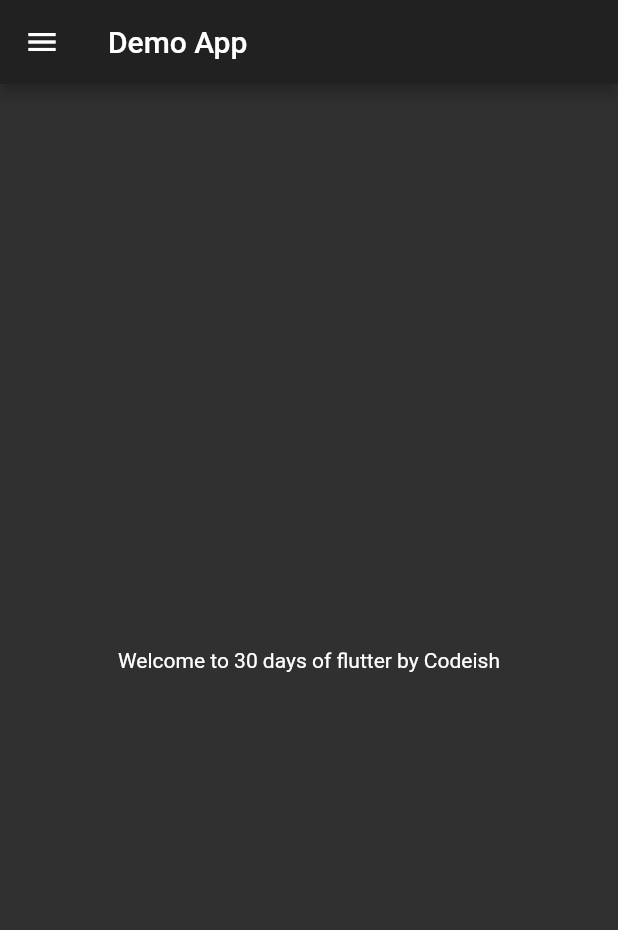
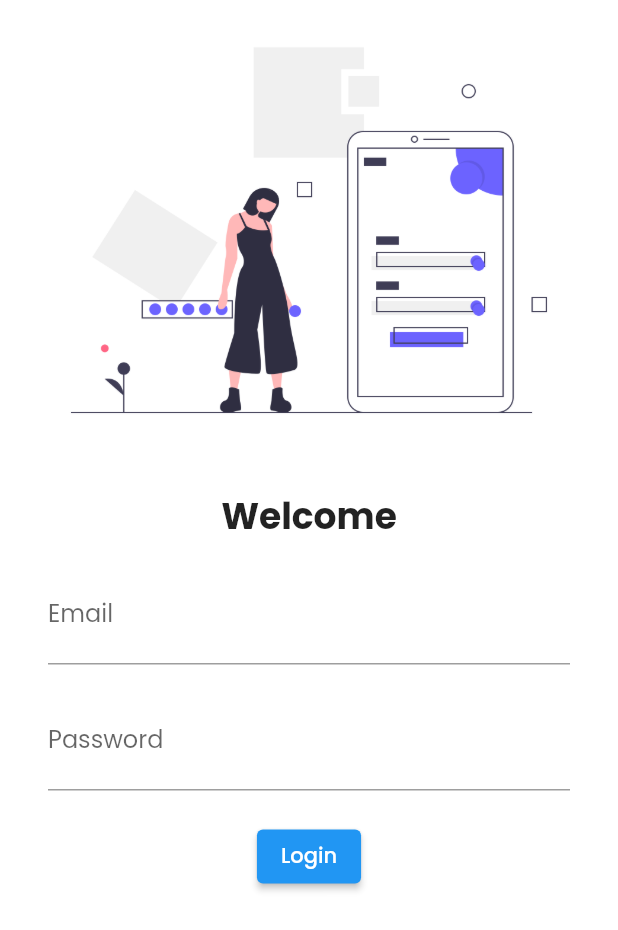
Before and after one commit to Aashish-Dahal/30DaysOfFlutter, a Flutter app: the screen it shows after launch, on a phone screen of 412 x 824 dp. Shown: the top 930 px of the screen. Run offline on Flutter 3.47's test engine with Material 2 defaults, Android fonts, the light colour scheme and no system bars; our stand-ins replace google_fonts.

Commit message:
day 4 completed

```diff
--- a/lib/main.dart
+++ b/lib/main.dart
@@ -1,20 +1,31 @@
 import 'package:demo_app/pages/home_page.dart';
 import 'package:flutter/material.dart';
 import 'package:flutter/widgets.dart';
+import 'package:google_fonts/google_fonts.dart';
+
+import 'pages/Login_page.dart';
 
 void main() {
   runApp(MyApp());
 }
 
 class MyApp extends StatelessWidget {
-  const MyApp({Key key}) : super(key: key);
-
   @override
   Widget build(BuildContext context) {
     return MaterialApp(
-      themeMode: ThemeMode.dark,
+      debugShowCheckedModeBanner: false,
+      themeMode: ThemeMode.light,
+      theme: ThemeData(
+        primaryColor: Colors.blue,
+        fontFamily: GoogleFonts.poppins().fontFamily,
+        primaryTextTheme: GoogleFonts.poppinsTextTheme(),
+      ),
       darkTheme: ThemeData(brightness: Brightness.dark),
-      routes: {"/": (context) => HomePage()},
+      initialRoute: '/login',
+      routes: {
+        "/": (context) => HomePage(),
+        "/login": (context) => LoginPage()
+      },
     );
   }
 }
--- /dev/null
+++ b/lib/pages/Login_page.dart
@@ -0,0 +1,53 @@
+import 'package:flutter/material.dart';
+
+class LoginPage extends StatelessWidget {
+  const LoginPage({Key key}) : super(key: key);
+
+  @override
+  Widget build(BuildContext context) {
+    return Scaffold(
+      resizeToAvoidBottomInset: false,
+      backgroundColor: Colors.white,
+      body: Column(
+        children: [
+          Image.asset(
+            'assets/images/login.png',
+            fit: BoxFit.cover,
+          ),
+          SizedBox(
+            height: 20,
+          ),
+          Text(
+            'Welcome',
+            style: TextStyle(fontSize: 24, fontWeight: FontWeight.bold),
+          ),
+          Padding(
+            padding: EdgeInsets.symmetric(vertical: 16.0, horizontal: 32.0),
+            child: Column(
+              children: [
+                TextFormField(
+                    decoration: InputDecoration(
+                        hintText: "Enter email", labelText: "Email")),
+                SizedBox(
+                  height: 20,
+                ),
+                TextFormField(
+                    obscureText: true,
+                    decoration: InputDecoration(
+                        hintText: "Enter password", labelText: "Password")),
+                SizedBox(
+                  height: 20,
+                ),
+                ElevatedButton(
+                    onPressed: () {
+                      print("Hello Codeish");
+                    },
+                    child: Text('Login'))
+              ],
+            ),
+          )
+        ],
+      ),
+    );
+  }
+}
```
Also changed, not shown: pubspec.yaml (+3 -10 lines), assets/images/login.png (added), pubspec.lock.
